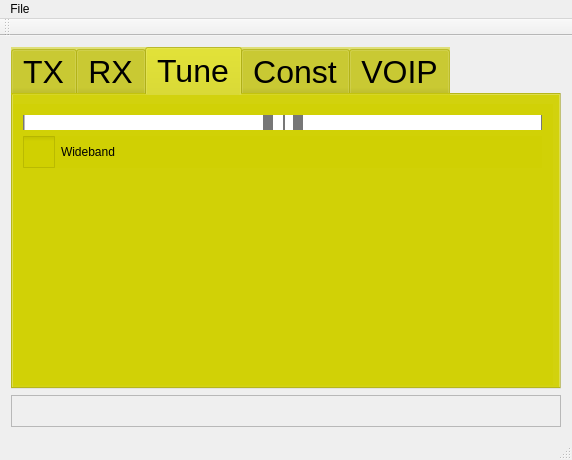
First picture: the form in mainwindow.ui, repository qradiolink/qradiolink, before the edit.
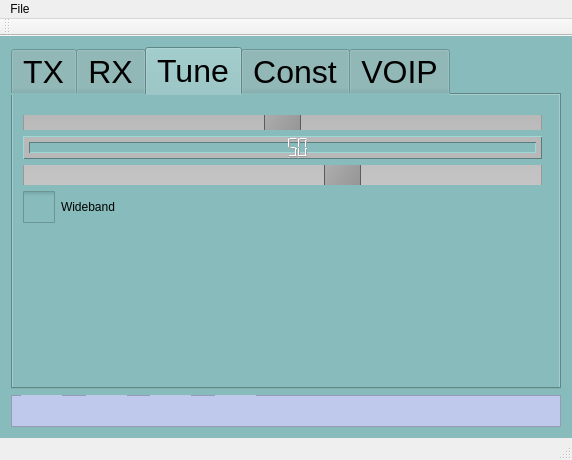
Second picture: the form after the edit. The open tabs and pages were chosen to show the change. Icons and pictures are not drawn.

Commit message: Add constellation sink, tx power control and reduce digital gain

The edit to the form file:
```diff
--- a/mainwindow.ui
+++ b/mainwindow.ui
@@ -36,7 +36,7 @@
     </size>
    </property>
    <property name="styleSheet">
-    <string notr="true">#centralWidget {background-image: url(:/res/main-bg.png);}</string>
+    <string notr="true">background-color: #88BCBC;</string>
    </property>
    <layout class="QVBoxLayout" name="verticalLayout_2">
     <item>
@@ -58,8 +58,7 @@
          </font>
         </property>
         <property name="styleSheet">
-         <string notr="true">background-image: url(:/res/main-bg.png);
-background-color: rgba(207, 207, 0, 128);
+         <string notr="true">background-color: #88BCBC;
 </string>
         </property>
         <property name="currentIndex">
@@ -263,52 +262,19 @@
             <widget class="QSlider" name="tuneSlider">
              <property name="styleSheet">
               <string notr="true">QSlider::groove:horizontal {
-border: 2px solid #bbb;
-background: white;
-height: 120px;
-border-radius: 2px;
-}
-
-QSlider::sub-page:horizontal {
-border: 1px solid #777;
-height: 50px;
-border-radius: 4px;
-}
-
-QSlider::add-page:horizontal {
-background: #fff;
-border: 1px solid #777;
-height: 50px;
-border-radius: 4px;
+    border: 1px solid #999999;
+    height: 55px; /* the groove expands to the size of the slider by default. by giving it a height, it has a fixed size */
+    background: qlineargradient(x1:0, y1:0, x2:0, y2:1, stop:0 #B1B1B1, stop:1 #c4c4c4);
+    margin: 5px 0;
 }
 
 QSlider::handle:horizontal {
-border: 10px solid #777;
-width: 20px;
-margin-top: -2px;
-margin-bottom: -2px;
-border-radius: 4px;
-}
-
-QSlider::handle:horizontal:hover {
-border: 1px solid #444;
-border-radius: 4px;
-}
-
-QSlider::sub-page:horizontal:disabled {
-background: #bbb;
-border-color: #999;
-}
-
-QSlider::add-page:horizontal:disabled {
-background: #eee;
-border-color: #999;
-}
-
-QSlider::handle:horizontal:disabled {
-background: #eee;
-border: 1px solid #aaa;
-border-radius: 4px;
+    background: qlineargradient(x1:0, y1:0, x2:1, y2:1, stop:0 #b4b4b4, stop:1 #8f8f8f);
+    border: 1px solid #5c5c5c;
+    width: 35px;
+    height: 35px;
+    margin: -2px 0; /* handle is placed by default on the contents rect of the groove. Expand outside the groove */
+    border-radius: 1px;
 }</string>
              </property>
              <property name="minimum">
@@ -325,6 +291,61 @@
              </property>
             </widget>
            </item>
+           <item>
+            <widget class="QLCDNumber" name="txPowerDisplay">
+             <property name="lineWidth">
+              <number>1</number>
+             </property>
+             <property name="midLineWidth">
+              <number>5</number>
+             </property>
+             <property name="segmentStyle">
+              <enum>QLCDNumber::Outline</enum>
+             </property>
+             <property name="value" stdset="0">
+              <double>50.000000000000000</double>
+             </property>
+            </widget>
+           </item>
+           <item>
+            <widget class="QSlider" name="txPowerSlider">
+             <property name="styleSheet">
+              <string notr="true">QSlider::groove:horizontal {
+    border: 1px solid #999999;
+    height: 55px; /* the groove expands to the size of the slider by default. by giving it a height, it has a fixed size */
+    background: qlineargradient(x1:0, y1:0, x2:0, y2:1, stop:0 #BCBCBC, stop:1 #c9c9c9);
+    margin: 5px 0;
+}
+
+QSlider::handle:horizontal {
+    background: qlineargradient(x1:0, y1:0, x2:1, y2:1, stop:0 #b4b4b4, stop:1 #8f8f8f);
+    border: 1px solid #5c5c5c;
+    width: 35px;
+    height: 35px;
+    margin: -2px 0; /* handle is placed by default on the contents rect of the groove. Expand outside the groove */
+    border-radius: 1px;
+}</string>
+             </property>
+             <property name="maximum">
+              <number>80</number>
+             </property>
+             <property name="value">
+              <number>50</number>
+             </property>
+             <property name="orientation">
+              <enum>Qt::Horizontal</enum>
+             </property>
+             <property name="tickPosition">
+              <enum>QSlider::TicksBelow</enum>
+             </property>
+             <property name="tickInterval">
+              <number>10</number>
+             </property>
+            </widget>
+           </item>
+           <item>
+            <layout class="QGridLayout" name="gridLayout_3"/>
+           </item>
            <item>
             <widget class="QCheckBox" name="checkBoxWideband">
              <property name="styleSheet">
@@ -438,7 +459,7 @@
            </size>
           </property>
           <property name="styleSheet">
-           <string notr="true"/>
+           <string notr="true">background-color: rgb(191, 201, 235);</string>
           </property>
           <property name="frameShape">
            <enum>QFrame::StyledPanel</enum>
```
Left out of the diff: 32 changed lines with no effect on the pictures. The commit also changes 17 other files.
